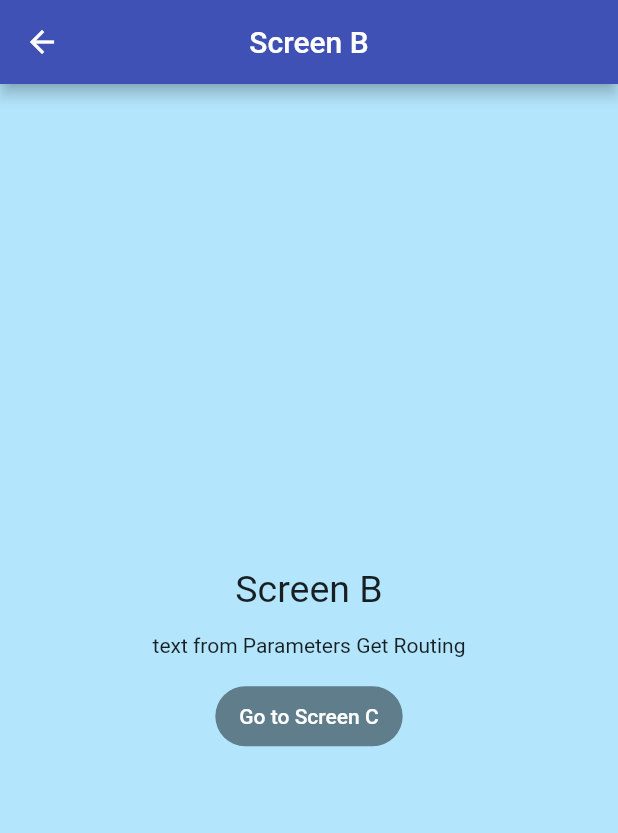
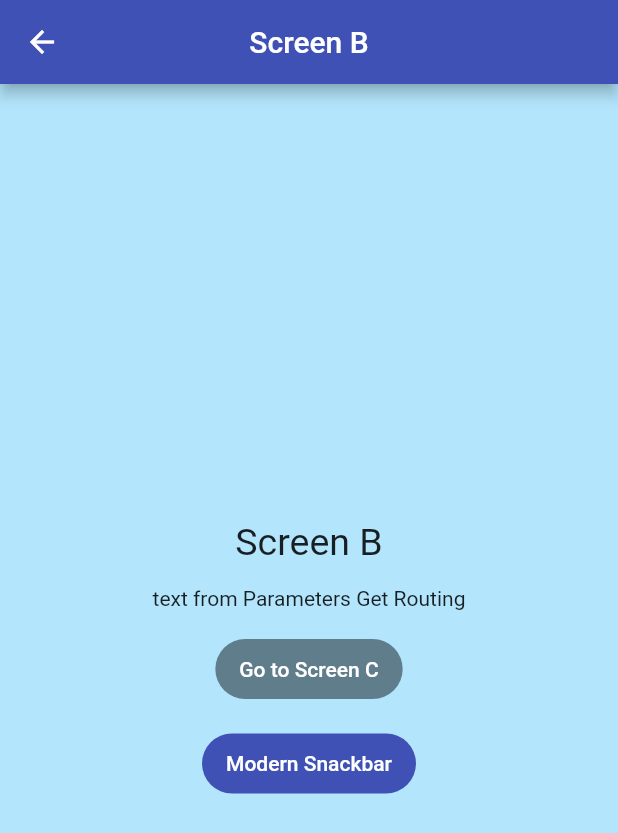
Before and after one commit to hashemsh/flutter_exercises, a Flutter app: the screen it shows after launch, after a tap on "Go to Screen B", on a phone screen of 412 x 824 dp. Shown: the top 833 px of the screen. Run offline on Flutter 3.47's test engine with Material 2 defaults, Android fonts, the light colour scheme and no system bars; our stand-ins replace fl_chart, get.

Commit message:
GetX snack bar test

```diff
--- a/getx_routing_sample/lib/screens/screen_b.dart
+++ b/getx_routing_sample/lib/screens/screen_b.dart
@@ -36,6 +36,22 @@ class ScreenB extends StatelessWidget {
               onPressed: () => Get.toNamed(Routes.screenC),
               child: const Text('Go to Screen C'),
             ),
+            const SizedBox(
+              height: 15,
+            ),
+            FilledButton(
+              onPressed: () => Get.snackbar(
+                'this is title',
+                'message for modern snackbar',
+                icon: const Icon(
+                  Icons.mark_email_unread_sharp,
+                  color: Colors.white,
+                ),
+                colorText: Colors.white,
+                backgroundColor: Colors.deepPurple,
+              ),
+              child: const Text('Modern Snackbar'),
+            ),
           ],
         ),
       ),
```
